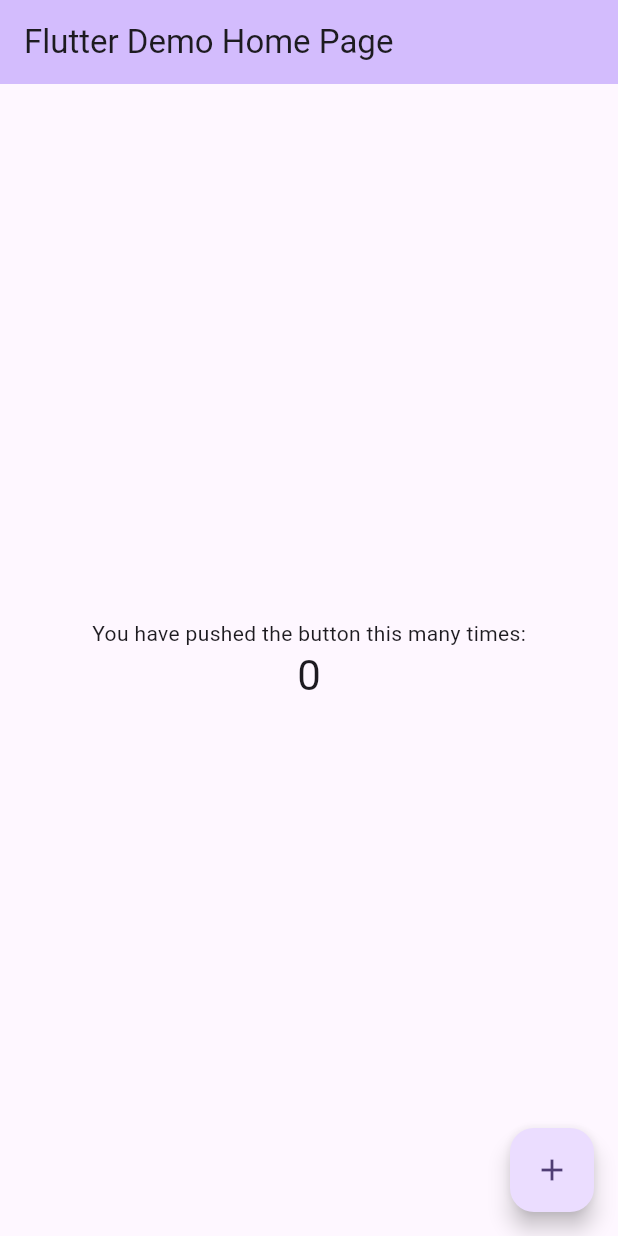
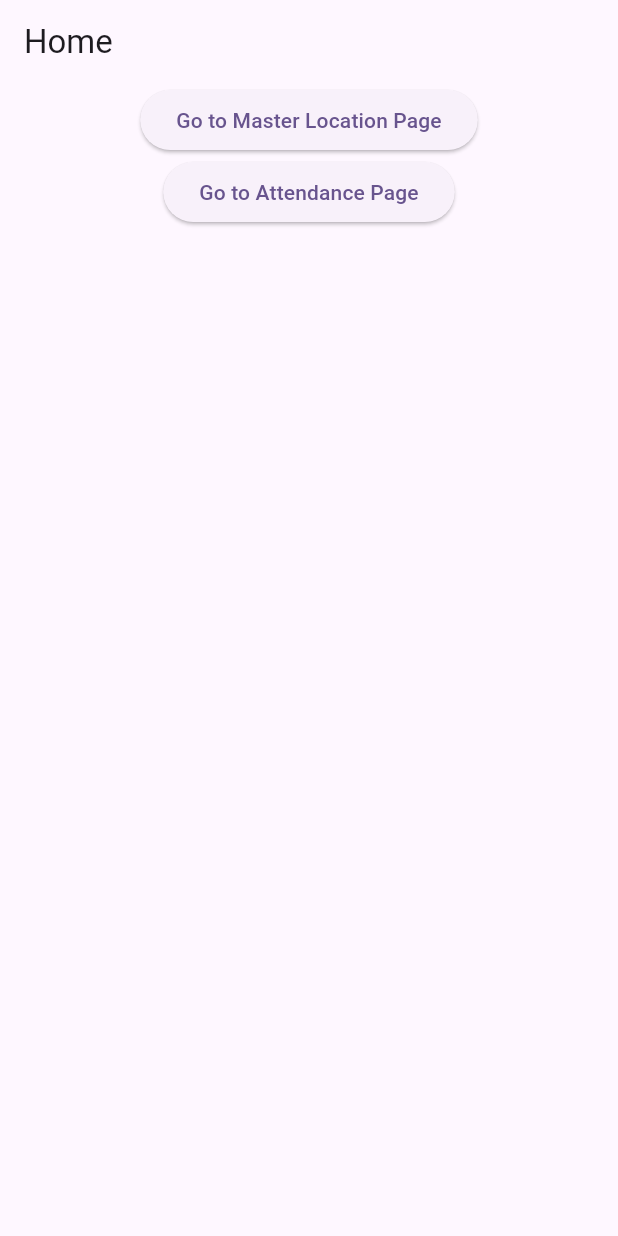
Before and after one commit to naw2nd/mobile_attendance, a Flutter app: the screen it shows after launch, on a phone screen of 412 x 824 dp. Run offline on Flutter 3.47's test engine with Material 3 defaults, Android fonts, the phone set to English and light mode, and no system bars; our stand-ins replace geolocator, get, permission_handler, shared_preferences.

Commit message:
add module & state management

```diff
--- /dev/null
+++ b/lib/constant.dart
@@ -0,0 +1,3 @@
+class Constat {
+  static const double defaultMaxLocationRadius = 50;
+}
--- a/lib/main.dart
+++ b/lib/main.dart
@@ -1,125 +1,25 @@
 import 'package:flutter/material.dart';
+import 'package:get/get.dart';
+import 'package:mobile_attendance/initial_bindings.dart';
+import 'package:mobile_attendance/module/home/presentation/page/home_page.dart';
 
 void main() {
-  runApp(const MyApp());
+  runApp(const AttendacePage());
 }
 
-class MyApp extends StatelessWidget {
-  const MyApp({super.key});
+class AttendacePage extends StatelessWidget {
+  const AttendacePage({super.key});
 
-  // This widget is the root of your application.
   @override
   Widget build(BuildContext context) {
-    return MaterialApp(
-      title: 'Flutter Demo',
+    return GetMaterialApp(
+      title: 'Mobile Attendance',
       theme: ThemeData(
-        // This is the theme of your application.
-        //
-        // TRY THIS: Try running your application with "flutter run". You'll see
-        // the application has a purple toolbar. Then, without quitting the app,
-        // try changing the seedColor in the colorScheme below to Colors.green
-        // and then invoke "hot reload" (save your changes or press the "hot
-        // reload" button in a Flutter-supported IDE, or press "r" if you used
-        // the command line to start the app).
-        //
-        // Notice that the counter didn't reset back to zero; the application
-        // state is not lost during the reload. To reset the state, use hot
-        // restart instead.
-        //
-        // This works for code too, not just values: Most code changes can be
-        // tested with just a hot reload.
         colorScheme: ColorScheme.fromSeed(seedColor: Colors.deepPurple),
         useMaterial3: true,
       ),
-      home: const MyHomePage(title: 'Flutter Demo Home Page'),
+      home: const HomePage(),
+      initialBinding: InitalBindings(),
     );
   }
 }
-
-class MyHomePage extends StatefulWidget {
-  const MyHomePage({super.key, required this.title});
-
-  // This widget is the home page of your application. It is stateful, meaning
-  // that it has a State object (defined below) that contains fields that affect
-  // how it looks.
-
-  // This class is the configuration for the state. It holds the values (in this
-  // case the title) provided by the parent (in this case the App widget) and
-  // used by the build method of the State. Fields in a Widget subclass are
-  // always marked "final".
-
-  final String title;
-
-  @override
-  State<MyHomePage> createState() => _MyHomePageState();
-}
-
-class _MyHomePageState extends State<MyHomePage> {
-  int _counter = 0;
-
-  void _incrementCounter() {
-    setState(() {
-      // This call to setState tells the Flutter framework that something has
-      // changed in this State, which causes it to rerun the build method below
-      // so that the display can reflect the updated values. If we changed
-      // _counter without calling setState(), then the build method would not be
-      // called again, and so nothing would appear to happen.
-      _counter++;
-    });
-  }
-
-  @override
-  Widget build(BuildContext context) {
-    // This method is rerun every time setState is called, for instance as done
-    // by the _incrementCounter method above.
-    //
-    // The Flutter framework has been optimized to make rerunning build methods
-    // fast, so that you can just rebuild anything that needs updating rather
-    // than having to individually change instances of widgets.
-    return Scaffold(
-      appBar: AppBar(
-        // TRY THIS: Try changing the color here to a specific color (to
-        // Colors.amber, perhaps?) and trigger a hot reload to see the AppBar
-        // change color while the other colors stay the same.
-        backgroundColor: Theme.of(context).colorScheme.inversePrimary,
-        // Here we take the value from the MyHomePage object that was created by
-        // the App.build method, and use it to set our appbar title.
-        title: Text(widget.title),
-      ),
-      body: Center(
-        // Center is a layout widget. It takes a single child and positions it
-        // in the middle of the parent.
-        child: Column(
-          // Column is also a layout widget. It takes a list of children and
-          // arranges them vertically. By default, it sizes itself to fit its
-          // children horizontally, and tries to be as tall as its parent.
-          //
-          // Column has various properties to control how it sizes itself and
-          // how it positions its children. Here we use mainAxisAlignment to
-          // center the children vertically; the main axis here is the vertical
-          // axis because Columns are vertical (the cross axis would be
-          // horizontal).
-          //
-          // TRY THIS: Invoke "debug painting" (choose the "Toggle Debug Paint"
-          // action in the IDE, or press "p" in the console), to see the
-          // wireframe for each widget.
-          mainAxisAlignment: MainAxisAlignment.center,
-          children: <Widget>[
-            const Text(
-              'You have pushed the button this many times:',
-            ),
-            Text(
-              '$_counter',
-              style: Theme.of(context).textTheme.headlineMedium,
-            ),
-          ],
-        ),
-      ),
-      floatingActionButton: FloatingActionButton(
-        onPressed: _incrementCounter,
-        tooltip: 'Increment',
-        child: const Icon(Icons.add),
-      ), // This trailing comma makes auto-formatting nicer for build methods.
-    );
-  }
-}
--- /dev/null
+++ b/lib/module/attendance/data/model/attendance_data_model.dart
@@ -0,0 +1,52 @@
+import 'dart:convert';
+
+import 'package:mobile_attendance/module/attendance/domain/entity/attendance_data.dart';
+import 'package:mobile_attendance/package_handler/location_manager/data/model/location_result_model.dart';
+
+class AttendanceDataModel {
+  AttendanceDataModel({
+    required this.location,
+    this.distance,
+  });
+
+  final LocationResultModel location;
+  final double? distance;
+
+  Map<String, dynamic> toMap() {
+    return <String, dynamic>{
+      'location': location.toMap(),
+      'distance': distance,
+    };
+  }
+
+  factory AttendanceDataModel.fromMap(Map<String, dynamic> map) {
+    return AttendanceDataModel(
+      location:
+          LocationResultModel.fromMap(map['location'] as Map<String, dynamic>),
+      distance: map['distance'],
+    );
+  }
+
+  String toJson() => json.encode(toMap());
+
+  factory AttendanceDataModel.fromJson(String source) =>
+      AttendanceDataModel.fromMap(json.decode(source) as Map<String, dynamic>);
+
+  AttendanceData toEntity() {
+    return AttendanceData(location: location.toEntity(), distance: distance);
+  }
+
+  factory AttendanceDataModel.fromEntity(AttendanceData entity) =>
+      AttendanceDataModel(
+        location: LocationResultModel.fromEntity(entity.location),
+        distance: entity.distance,
+      );
+
+  static List<AttendanceData> toEntities(List<AttendanceDataModel> model) {
+    return model.map((e) => e.toEntity()).toList();
+  }
+
+  static List<AttendanceDataModel> fromEntities(List<AttendanceData> model) {
+    return model.map((e) => AttendanceDataModel.fromEntity(e)).toList();
+  }
+}
--- /dev/null
+++ b/lib/module/attendance/domain/entity/attendance_data.dart
@@ -0,0 +1,22 @@
+// ignore_for_file: public_member_api_docs, sort_constructors_first
+import 'package:mobile_attendance/package_handler/location_manager/domain/entity/location_result.dart';
+
+class AttendanceData {
+  AttendanceData({
+    required this.location,
+    this.distance,
+  });
+
+  final LocationResult location;
+  final double? distance;
+
+  AttendanceData copyWith({
+    LocationResult? location,
+    double? distance,
+  }) {
+    return AttendanceData(
+      location: location ?? this.location,
+      distance: distance ?? this.distance,
+    );
+  }
+}
--- /dev/null
+++ b/lib/module/home/presentation/page/home_page.dart
@@ -0,0 +1,33 @@
+import 'package:flutter/material.dart';
+import 'package:get/get.dart';
+import 'package:mobile_attendance/module/attendance/presentation/page/submit_attendance_page.dart';
+import 'package:mobile_attendance/module/master_location/presentation/page/master_location_page.dart';
+
+class HomePage extends StatelessWidget {
+  const HomePage({super.key});
+
+  @override
+  Widget build(BuildContext context) {
+    return Scaffold(
+      appBar: AppBar(
+        title: const Text('Home'),
+      ),
+      body: Center(
+        child: Column(
+          children: [
+            ElevatedButton(
+                onPressed: () {
+                  Get.to(() => MasterLocationPage());
+                },
+                child: const Text('Go to Master Location Page')),
+            ElevatedButton(
+                onPressed: () {
+                  Get.to(() => SubmitAttendancePage());
+                },
+                child: const Text('Go to Attendance Page')),
+          ],
+        ),
+      ),
+    );
+  }
+}
--- /dev/null
+++ b/lib/module/master_location/domain/master_location_interface.dart
@@ -0,0 +1,7 @@
+import 'package:mobile_attendance/package_handler/location_manager/domain/entity/location_result.dart';
+
+abstract class MasterLocationInterface {
+  Future setSavedLocation({required LocationResult location});
+  Future<LocationResult?> getSavedLocation();
+  Future clearSavedLocation();
+}
```
Also changed, not shown: lib/initial_bindings.dart (added, +13 -0 lines), lib/module/attendance/data/repository/submit_attendance_repository.dart (added, +73 -0 lines), lib/module/attendance/domain/interface/submit_attendance_interface.dart (added, +11 -0 lines), lib/module/attendance/presentation/controller/submit_attendance_controller.dart (added, +85 -0 lines), lib/module/attendance/presentation/page/submit_attendance_page.dart (added, +57 -0 lines), lib/module/master_location/data/master_location_repository.dart (added, +35 -0 lines), lib/module/master_location/presentation/controller/master_location_controller.dart (added, +69 -0 lines), lib/module/master_location/presentation/page/master_location_page.dart (added, +116 -0 lines).
